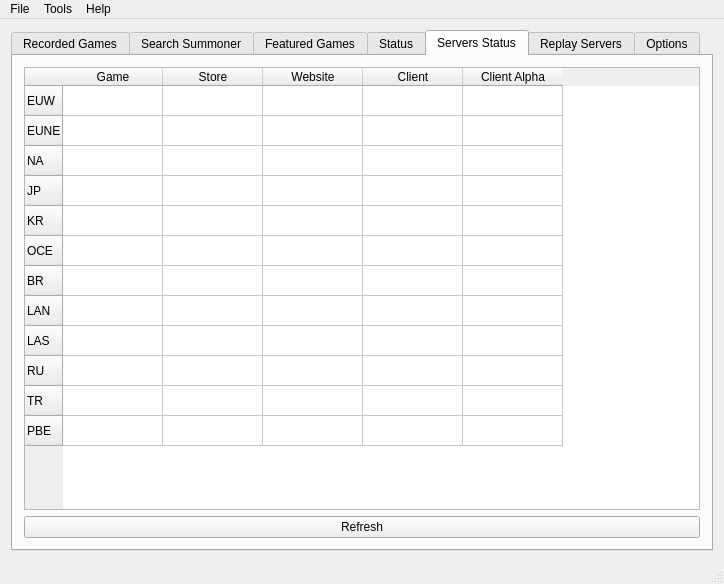
Old version of the form src/mainwindow.ui in the repository Aztorius/legendsreplay.
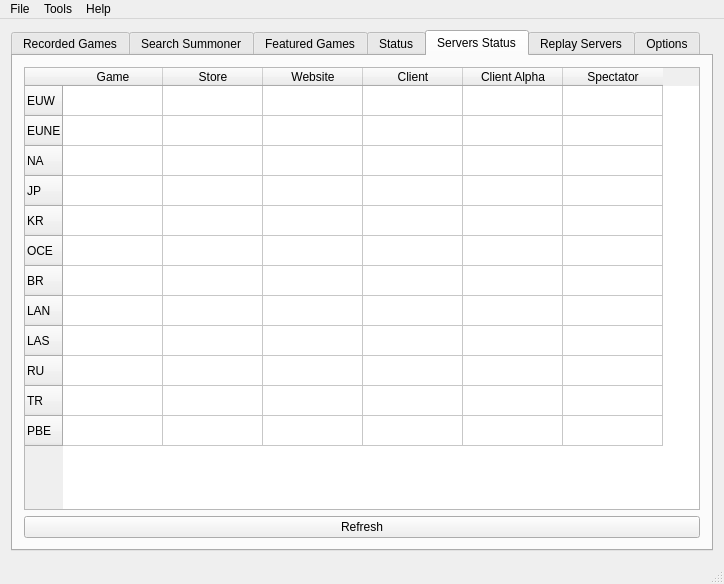
New version of the form. The open tabs and pages were chosen to show the change. Icons and pictures are not drawn.

Commit message: Fixed: incorrect column modified

Diff of the .ui file:
```diff
--- a/src/mainwindow.ui
+++ b/src/mainwindow.ui
@@ -838,6 +838,11 @@
             <string>Client Alpha</string>
            </property>
           </column>
+          <column>
+           <property name="text">
+            <string>Spectator</string>
+           </property>
+          </column>
          </widget>
         </item>
         <item row="1" column="0">
```
The commit also changes 1 other file.
